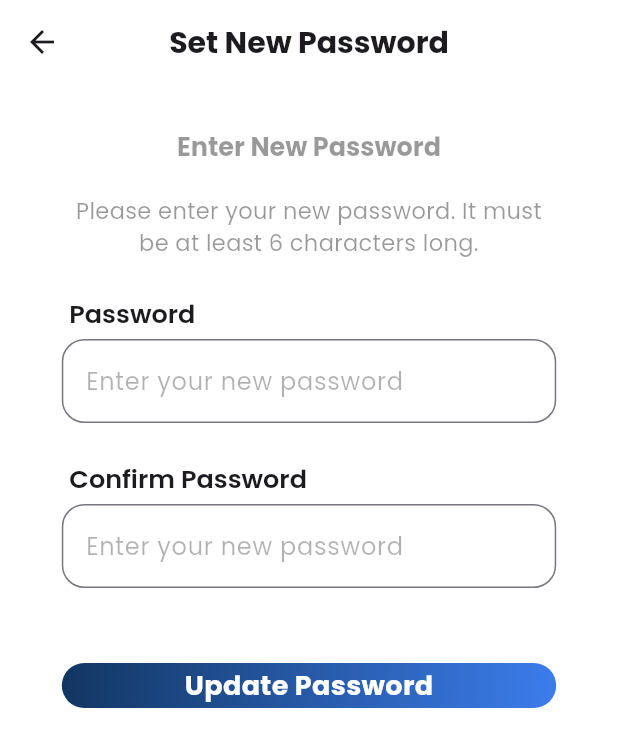
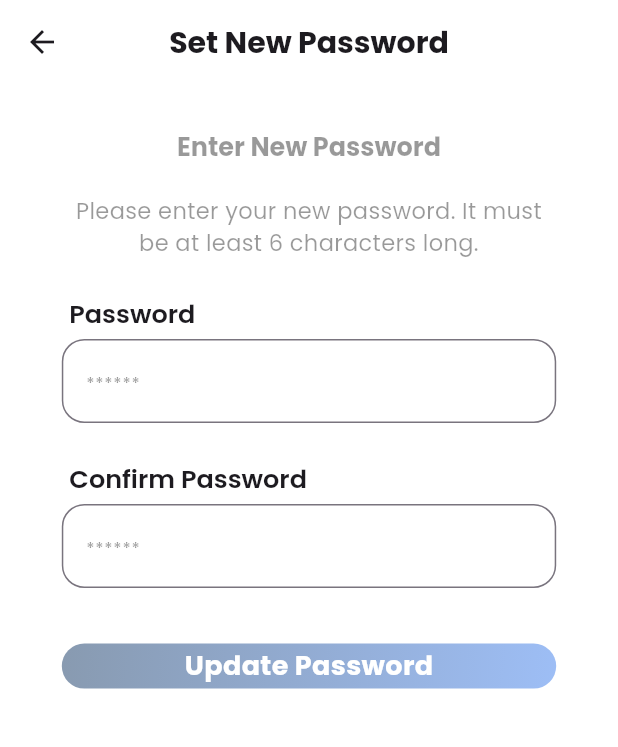
Before and after one commit to LucasSong63/transition_practice, a Flutter app: the SetNewPasswordPage screen opened directly, on a phone screen of 412 x 824 dp. Shown: the top 747 px of the screen. Run offline on Flutter 3.47's test engine with Material 3 defaults, Android fonts, the light colour scheme and no system bars; our stand-ins replace auto_size_text, sizer.

Commit message:
update: Completion of Set New Password Page
- Validator and enabled the button when validation return valid.
- create routes.dart  to define the routes and name.

```diff
--- a/lib/features/start/presentation/pages/set_new_password_page.dart
+++ b/lib/features/start/presentation/pages/set_new_password_page.dart
@@ -1,10 +1,23 @@
 import 'package:flutter/material.dart';
 import 'package:sizer/sizer.dart';
 import 'package:transition_practice/features/start/presentation/widgets/custom_button.dart';
+import 'package:transition_practice/features/start/presentation/widgets/custom_textformfield.dart';
 import 'package:transition_practice/features/start/presentation/widgets/spacer_box.dart';
 import 'package:transition_practice/features/start/presentation/widgets/success_dialog.dart';
 
-class SetNewPasswordPage extends StatelessWidget {
+class SetNewPasswordPage extends StatefulWidget {
+  @override
+  State<SetNewPasswordPage> createState() => _SetNewPasswordPageState();
+}
+
+class _SetNewPasswordPageState extends State<SetNewPasswordPage> {
+  final TextEditingController _passwordController = TextEditingController();
+  // Controller for password
+  final TextEditingController _repeatPasswordController =
+      TextEditingController();
+  // Controller for repeat password
+
+  bool _buttonEnabled = false;
   @override
   Widget build(BuildContext context) {
     final double pixelDensity = MediaQuery.of(context).devicePixelRatio;
@@ -13,6 +26,8 @@ class SetNewPasswordPage extends StatelessWidget {
     double clampedButtonHeight =
         (boxHeight * 0.125).clamp(15 * pixelDensity, 20 * pixelDensity);
 
+    return Sizer(
+      builder: (BuildContext, Orientation, ScreenType) {
         return Scaffold(
           appBar: AppBar(
             centerTitle: true,
@@ -24,9 +39,7 @@ class SetNewPasswordPage extends StatelessWidget {
               ),
             ),
           ),
-      body: Sizer(
-        builder: (BuildContext, Orientation, ScreenType) {
-          return SingleChildScrollView(
+          body: SingleChildScrollView(
             child: Center(
               child: Container(
                 width: boxWidth,
@@ -70,25 +83,23 @@ class SetNewPasswordPage extends StatelessWidget {
                         ),
                       ),
                     ),
-                    TextField(
-                      onTapOutside: (PointerDownEvent event) {
-                        FocusScope.of(context).unfocus();
-                      },
-                      decoration: InputDecoration(
-                        hintText: 'Enter your new password',
-                        hintStyle: TextStyle(
-                          color: Colors.black.withOpacity(0.3),
-                        ),
-                        focusedBorder: OutlineInputBorder(
+                    CustomTextFormField(
+                      showSuffixIcon: true,
+                      controller: _passwordController,
+                      obscureText: true,
+                      hintText: '******',
+                      border: OutlineInputBorder(
                         borderRadius: BorderRadius.circular(15),
                       ),
-                        border: OutlineInputBorder(
-                          borderSide: BorderSide(
-                            color: Colors.black.withOpacity(0.1),
-                          ),
-                          borderRadius: BorderRadius.circular(15),
-                        ),
-                      ),
+                      validator: (value) {
+                        if (value == null || value.isEmpty) {
+                          return 'Please enter your password';
+                        }
+                        if (value.length < 6) {
+                          return 'Password must be at least 6 characters long';
+                        }
+                        return null; // Valid input
+                      },
                     ),
                     SpacerBox(20),
                     Container(
@@ -104,28 +115,33 @@ class SetNewPasswordPage extends StatelessWidget {
                         ),
                       ),
                     ),
-                    TextField(
-                      onTapOutside: (PointerDownEvent event) {
-                        FocusScope.of(context).unfocus();
-                      },
-                      decoration: InputDecoration(
-                        hintText: 'Enter your new password',
-                        hintStyle: TextStyle(
-                          color: Colors.black.withOpacity(0.3),
-                        ),
-                        focusedBorder: OutlineInputBorder(
+                    CustomTextFormField(
+                      showSuffixIcon: true,
+                      obscureText: true,
+                      hintText: '******',
+                      border: OutlineInputBorder(
                         borderRadius: BorderRadius.circular(15),
                       ),
-                        border: OutlineInputBorder(
-                          borderSide: BorderSide(
-                            color: Colors.black.withOpacity(0.1),
+                      validator: (value) {
+                        if (value == null || value.isEmpty) {
+                          return 'Please confirm your password';
+                        }
+                        if (value != _passwordController.text) {
+                          return 'Passwords do not match';
+                        }
+                        return null; // Valid input
+                      },
+                      onChanged: (value) {
+                        setState(() {
+                          _buttonEnabled = value == _passwordController.text;
+                        });
+                      },
                     ),
-                          borderRadius: BorderRadius.circular(15),
-                        ),
-                      ),
-                    ),
-                    SpacerBox(50),
-                    CustomButton(
+                    Padding(
+                      padding: EdgeInsets.only(
+                          bottom: boxHeight * 0.3, top: boxHeight * 0.05),
+                      child: CustomButton(
+                        enabled: _buttonEnabled,
                         width: boxWidth,
                         height: clampedButtonHeight,
                         text: 'Update Password',
@@ -135,18 +151,23 @@ class SetNewPasswordPage extends StatelessWidget {
                             builder: (context) => SuccessDialog(
                               clampedButtonHeight: clampedButtonHeight,
                               DialogText:
-                                'Your password has been successfully reset. You can now login with your new password.',
+                                  'Your password has been successfully reset. You can now login with your new password. \n\n Press Ok back to Login Page',
+                              onTap: () {
+                                Navigator.pushNamedAndRemoveUntil(context,
+                                    '/login', (Route<dynamic> route) => false);
+                              },
                             ),
                           );
                         },
+                      ),
                     ),
                   ],
                 ),
               ),
             ),
+          ),
         );
       },
-      ),
     );
   }
 }
--- a/lib/features/start/presentation/widgets/custom_button.dart
+++ b/lib/features/start/presentation/widgets/custom_button.dart
@@ -5,6 +5,7 @@ class CustomButton extends StatefulWidget {
   final double height;
   final String text;
   final VoidCallback onTap;
+  final bool enabled;
 
   const CustomButton({
     super.key,
@@ -12,6 +13,7 @@ class CustomButton extends StatefulWidget {
     required this.height,
     required this.text,
     required this.onTap,
+    this.enabled = true, // Default is enabled
   });
 
   @override
@@ -28,7 +30,17 @@ class _CustomButtonState extends State<CustomButton> {
     end: Alignment.bottomRight,
   );
 
+  Gradient _disabledGradient = const LinearGradient(
+    colors: [
+      Color.fromRGBO(18, 54, 98, 0.5019607843137255),
+      Color.fromRGBO(60, 125, 236, 0.5019607843137255)
+    ],
+    begin: Alignment.topLeft,
+    end: Alignment.bottomRight,
+  );
+
   void _onTapDown(TapDownDetails details) {
+    if (widget.enabled) {
       setState(() {
         _gradient = const LinearGradient(
           colors: [
@@ -40,8 +52,10 @@ class _CustomButtonState extends State<CustomButton> {
         );
       });
     }
+  }
 
   void _onTapUp(TapUpDetails details) {
+    if (widget.enabled) {
       setState(() {
         _gradient = const LinearGradient(
           colors: [
@@ -53,8 +67,10 @@ class _CustomButtonState extends State<CustomButton> {
         );
       });
     }
+  }
 
   void _onTapCancel() {
+    if (widget.enabled) {
       setState(() {
         _gradient = const LinearGradient(
           colors: [
@@ -66,27 +82,28 @@ class _CustomButtonState extends State<CustomButton> {
         );
       });
     }
+  }
 
   @override
   Widget build(BuildContext context) {
     return GestureDetector(
-      onTapDown: _onTapDown,
-      onTapUp: _onTapUp,
-      onTapCancel: _onTapCancel,
-      onTap: widget.onTap,
+      onTapDown: widget.enabled ? _onTapDown : null,
+      onTapUp: widget.enabled ? _onTapUp : null,
+      onTapCancel: widget.enabled ? _onTapCancel : null,
+      onTap: widget.enabled ? widget.onTap : null,
       child: AnimatedContainer(
         width: widget.width,
         height: widget.height,
         decoration: BoxDecoration(
           borderRadius: BorderRadius.circular(100),
-          gradient: _gradient,
+          gradient: widget.enabled ? _gradient : _disabledGradient,
         ),
         duration: const Duration(milliseconds: 300),
         curve: Curves.easeInOut,
         child: Center(
           child: Text(
             widget.text,
-            style: const TextStyle(
+            style: TextStyle(
               color: Colors.white,
               fontSize: 18,
               fontWeight: FontWeight.bold,
--- a/lib/features/start/presentation/widgets/custom_textformfield.dart
+++ b/lib/features/start/presentation/widgets/custom_textformfield.dart
@@ -4,28 +4,30 @@ import 'package:flutter/material.dart';
 class CustomTextFormField extends StatefulWidget {
   final IconData? icon;
   final String? assetPath;
-  final String labelText;
+  final String? labelText;
   final bool obscureText;
   final String? Function(String?)? validator;
   final String hintText;
   final TextEditingController? controller;
   final bool showSuffixIcon; // New boolean flag to control the suffix icon
+  final InputBorder? border; // New property for border decoration
+  final Function(String)? onChanged; // New field for the onChanged callback
 
-  // Constructor to accept icon, labelText, obscureText, optional controller, and suffix icon flag
+  // Constructor to accept icon, labelText, obscureText, optional controller, and onChanged callback
   const CustomTextFormField({
     super.key,
-    this.icon, // Either icon or assetPath should be provided
+    this.icon, // Either icon or assetPath can be provided or neither
     this.assetPath,
-    required this.labelText,
+    this.labelText,
     this.hintText = '',
     this.obscureText =
         false, // By default, the text is not obscured (e.g., not a password)
     this.validator,
     this.controller, // Optional controller
-    this.showSuffixIcon =
-        false, // Suffix icon shown by default, can be controlled by this flag
-  }) : assert(icon != null || assetPath != null,
-            'Either icon or assetPath must be provided');
+    this.showSuffixIcon = false,
+    this.border, // Use custom border decoration if provided
+    this.onChanged, // onChanged callback
+  });
 
   @override
   State<CustomTextFormField> createState() => _CustomTextFormFieldState();
@@ -58,31 +60,39 @@ class _CustomTextFormFieldState extends State<CustomTextFormField> {
             ? Padding(
                 padding: const EdgeInsets.all(11.0),
                 child: Image.asset(
-                  widget
-                      .assetPath!, // If assetPath is provided, use Image.asset
+                  widget.assetPath!,
                   width: 24,
                   height: 24,
                 ),
               )
-            : Icon(widget.icon), // Otherwise, use the icon dynamically
+            : (widget.icon != null
+                ? Icon(widget.icon)
+                : null), // Otherwise, no prefixIcon
         suffixIcon: widget.showSuffixIcon && !_isEmpty && _isValid
             ? const Icon(
                 Icons.check_sharp,
                 size: 20,
               )
             : null, // Conditionally show check icon if valid, not empty, and flag is true
-        labelText: '  ${widget.labelText}', // Set the label dynamically
+        labelText: widget.labelText != null
+            ? '  ${widget.labelText}'
+            : null, // Set the label dynamically
         hintText: widget.hintText,
         hintStyle: TextStyle(
           fontSize: 11,
           fontWeight: FontWeight.w500,
           color: Colors.black.withOpacity(0.4),
         ),
+        border: widget.border, // Use the provided border decoration
+        focusedBorder: widget.border,
       ),
       autovalidateMode: AutovalidateMode.onUserInteraction,
       validator: widget.validator,
       onChanged: (value) {
         _validateInput(value); // Validate input on change
+        if (widget.onChanged != null) {
+          widget.onChanged!(value); // Trigger the callback if provided
+        }
       },
     );
   }
--- /dev/null
+++ b/lib/routes.dart
@@ -0,0 +1,10 @@
+class RouteNames {
+  static const String home = '/';
+  static const String setNewPassword = '/setNewPassword';
+  static const String profile = '/profile';
+  static const String login = '/login';
+  static const String forgotPassword = '/forgotPassword';
+  static const String signUp = '/signUp';
+  static const String start = '/start';
+  static const String getStarted = '/getStarted';
+}
```
Also changed, not shown: lib/main.dart (+12 -0 lines). Lines whose indentation alone changed are shown as unchanged.
